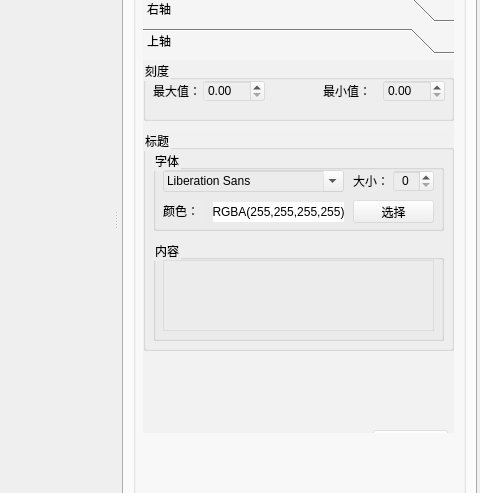
This is MyPlot/app.ui in long-wenchang/myPlot as Qt 5 draws it before an edit; both pictures show x 813 to 1293 and y 158 to 651 of the 1293 by 753 pixel window. The edited form follows.
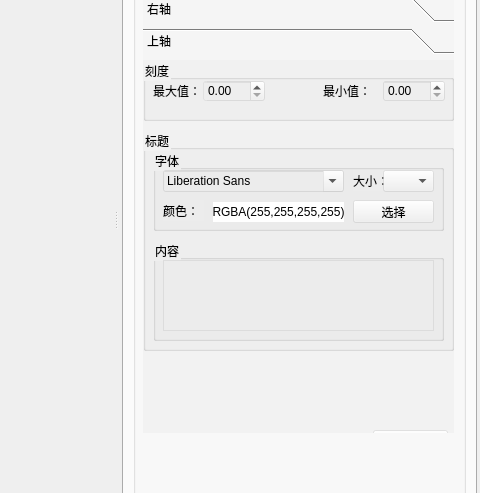
This is the edited form. The open tabs and pages were chosen to show the change. Icons and pictures are not drawn. Custom widgets are drawn as their Qt base class.

Diff of the .ui file:
```diff
--- a/MyPlot/app.ui
+++ b/MyPlot/app.ui
@@ -989,8 +989,8 @@
               <rect>
                <x>0</x>
                <y>0</y>
-               <width>100</width>
-               <height>30</height>
+               <width>311</width>
+               <height>397</height>
               </rect>
              </property>
              <attribute name="label">
@@ -1128,19 +1128,6 @@
                  </rect>
                 </property>
                </widget>
-               <widget class="QSpinBox" name="spinBox_topAxistitle_font_size">
-                <property name="geometry">
-                 <rect>
-                  <x>240</x>
-                  <y>20</y>
-                  <width>41</width>
-                  <height>22</height>
-                 </rect>
-                </property>
-                <property name="alignment">
-                 <set>Qt::AlignCenter</set>
-                </property>
-               </widget>
                <widget class="QLabel" name="label_topAxis_title_font_color">
                 <property name="geometry">
                  <rect>
@@ -1199,6 +1186,16 @@
                  <string>大小：</string>
                 </property>
                </widget>
+               <widget class="QComboBox" name="comboBox_topAxis_min_title_font_size">
+                <property name="geometry">
+                 <rect>
+                  <x>230</x>
+                  <y>20</y>
+                  <width>51</width>
+                  <height>22</height>
+                 </rect>
+                </property>
+               </widget>
               </widget>
              </widget>
             </widget>
```
Left out of the diff: 133 changed lines with no effect on the pictures.
